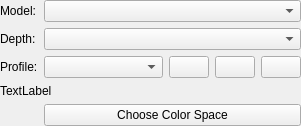
Qt form krita/ui/forms/wdgcolorspaceselector.ui (KDE/calligra) before a commit.
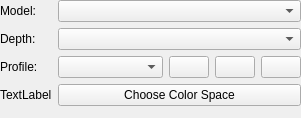
The same form after that commit. Custom widgets are drawn as their Qt base class.

Diff of the .ui file:
```diff
--- a/krita/ui/forms/wdgcolorspaceselector.ui
+++ b/krita/ui/forms/wdgcolorspaceselector.ui
@@ -129,7 +129,7 @@
      </item>
     </layout>
    </item>
-   <item row="3" column="0" colspan="2">
+   <item row="3" column="0">
     <widget class="QLabel" name="lblColorantInfo">
      <property name="text">
       <string notr="true">TextLabel</string>
@@ -139,7 +139,7 @@
      </property>
     </widget>
    </item>
-   <item row="4" column="1">
+   <item row="3" column="1">
     <widget class="QPushButton" name="bnAdvanced">
      <property name="text">
       <string>Choose Color Space</string>
```
